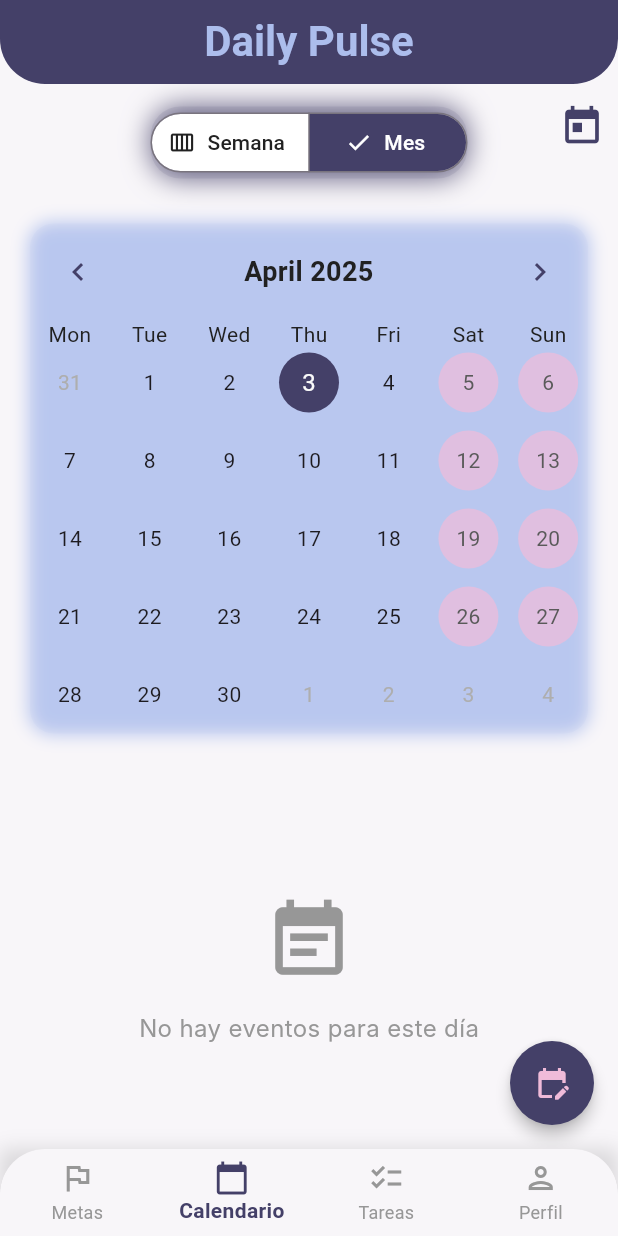
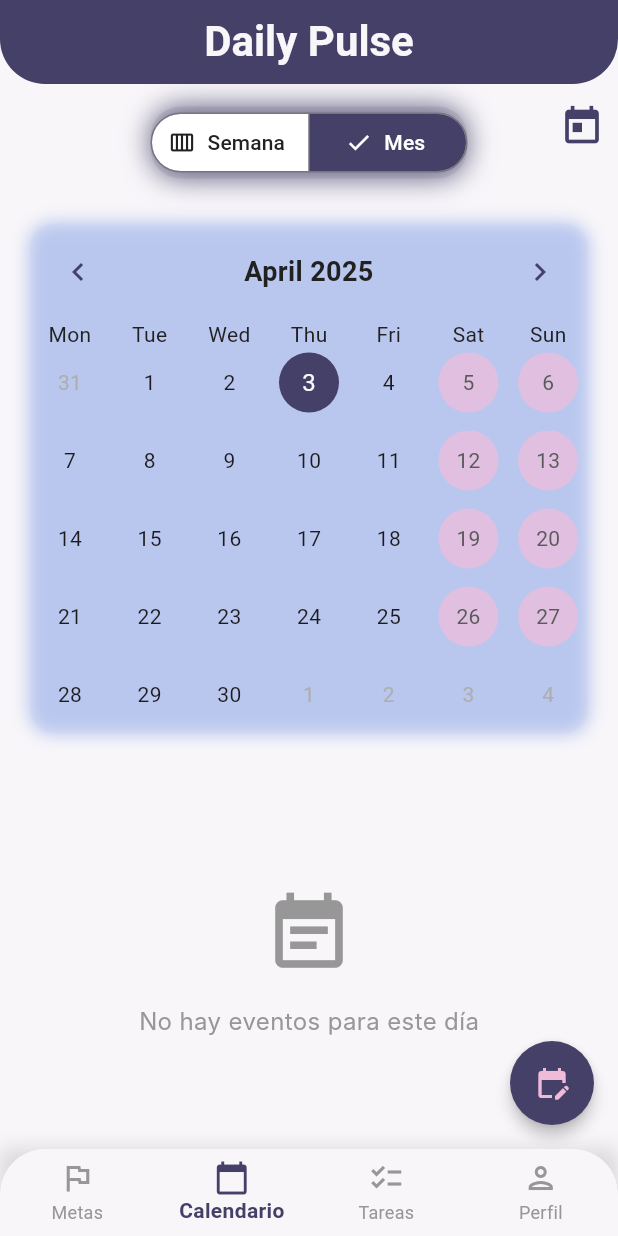
Before and after one commit to SFP95/dailypulse, a Flutter app: the screen it shows once a user with an empty profile is signed in, swiped to page 2, on a phone screen of 412 x 824 dp. Run offline on Flutter 3.47's test engine with Material 3 defaults, Android fonts, the phone set to English and light mode, and no system bars; drawn by our look-alikes of table_calendar; our stand-ins replace cloud_firestore, firebase_auth, firebase_core; accounts and stored records are empty; Roboto replaces fonts that are missing (Inter, Poppins).

Commit message:
Arreglar cosas

```diff
--- a/lib/screens/calendar_screens.dart
+++ b/lib/screens/calendar_screens.dart
@@ -146,7 +146,7 @@ class _CalendarScreenState extends State<CalendarScreen> {
 
               // Calendario
               _buildCalendar(),
-              SizedBox(height: 10),
+              //SizedBox(height: 1),
 
               // Lista de eventos
               Expanded(child: _buildEventList()),
@@ -268,7 +268,7 @@ class _CalendarScreenState extends State<CalendarScreen> {
     }
 
     return ListView(
-      padding: EdgeInsets.symmetric(horizontal: 16, vertical: 8),
+      padding: EdgeInsets.symmetric(horizontal: 20, vertical: 0.01),
       children: [
         if (dayGoals.isNotEmpty) ...[
           _buildSectionTitle('Metas que vencen', Icons.flag),
@@ -454,7 +454,6 @@ class _CalendarScreenState extends State<CalendarScreen> {
     return DateFormat('dd/MM/yyyy').format(date);
   }
 
-
   Future<void> _toggleTaskCompletion(TaskModel task) async {
     await FirebaseFirestore.instance
         .collection('tasks')
--- a/lib/screens/home_screens.dart
+++ b/lib/screens/home_screens.dart
@@ -34,7 +34,7 @@ class _HomeScreenState extends State<HomeScreen> {
           alignment: Alignment.center,
           child: Text('Daily Pulse',
               style: AppTextStyles.headlineLarge.copyWith(
-                  color: AppColors.accentBlue,
+                  color: AppColors.background,
               )),
         ),
         /*actions: [
```
